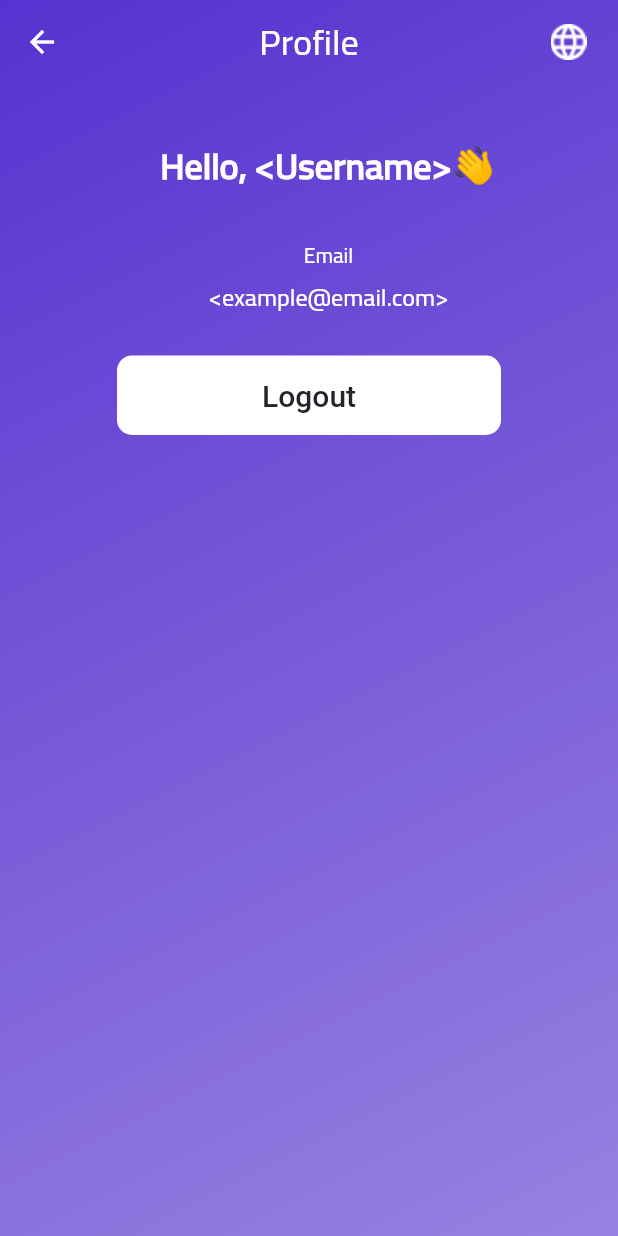
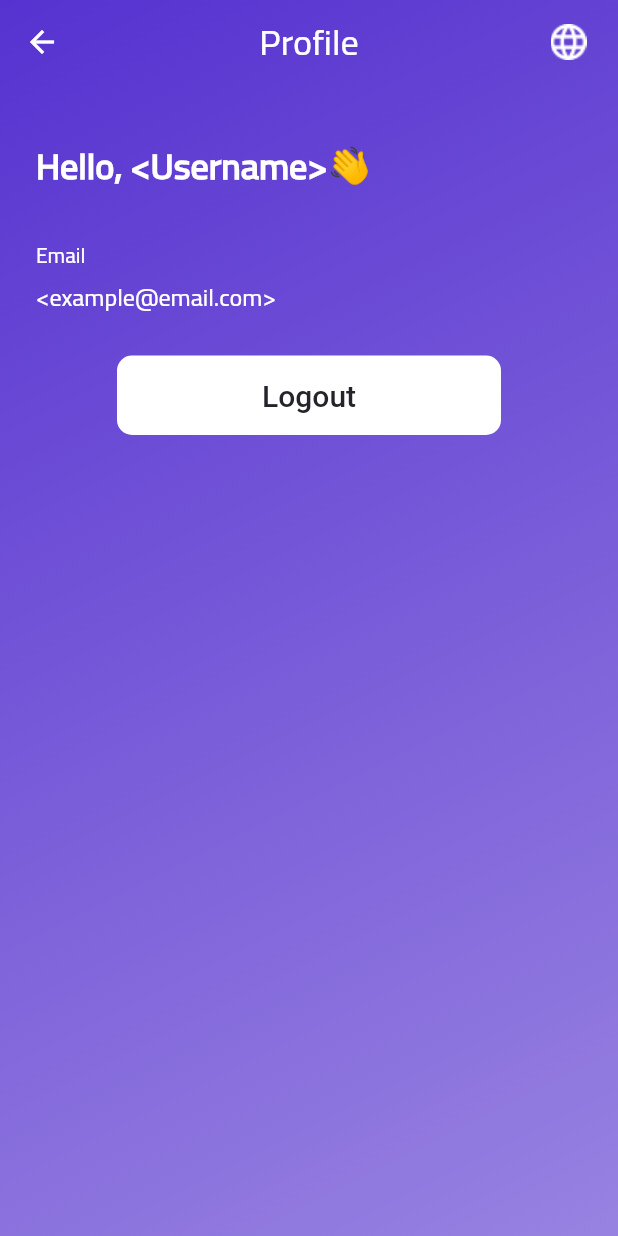
Before and after one commit to lectly/hearsome-client-user-mobile, a Flutter app: the screen it shows after launch, on a phone screen of 412 x 824 dp. Run offline on Flutter 3.47's test engine with Material 2 defaults, Android fonts, the phone set to English and light mode, and no system bars.

Commit message:
app over flow

```diff
--- a/lib/src/ui/profile/profile.dart
+++ b/lib/src/ui/profile/profile.dart
@@ -1,3 +1,4 @@
+import 'package:flutter/cupertino.dart';
 import 'package:flutter/material.dart';
 import 'package:lectly_client_user_mobile/src/constants/colors.dart';
 import 'package:lectly_client_user_mobile/src/ui/splash/splash.dart';
@@ -29,10 +30,11 @@ class _ProfileScreenState extends State<ProfileScreen> {
                       height: 32,
                     ),
                     Column(
+                      crossAxisAlignment: CrossAxisAlignment.start,
                       children: [
-                        Container(
-                          padding: const EdgeInsets.only(left: 26.0),
-                          child: const Text(
+                         Padding(
+                            padding: EdgeInsets.only(left: 24.0),
+                         child: const Text(
                             "Hello, <Username>👋",
                             style: TextStyle(
                               color: AppColors.primaryColor,
@@ -41,12 +43,12 @@ class _ProfileScreenState extends State<ProfileScreen> {
                               fontWeight: FontWeight.bold,
                             ),
                           ),
-                        ),
+              ),
                         const SizedBox(
                           height: 24,
                         ),
-                        Container(
-                          padding: const EdgeInsets.only(left: 26.0),
+                        Padding(
+                          padding: EdgeInsets.only(left: 24.0),
                           child: const Text(
                             "Email",
                             textAlign: TextAlign.left,
@@ -54,12 +56,13 @@ class _ProfileScreenState extends State<ProfileScreen> {
                               color: AppColors.primaryColor,
                               fontFamily: "Cairo",
                               fontSize: 14.0,
-                            ),
+
                           ),
                         ),
-                        Container(
-                          padding: const EdgeInsets.only(left: 26.0),
-                          child: const Text(
+                        ),
+                      Padding(
+                        padding: EdgeInsets.only(left: 24.0),
+                        child: const Text(
                             "<example@email.com>",
                             textAlign: TextAlign.left,
                             style: TextStyle(
```
